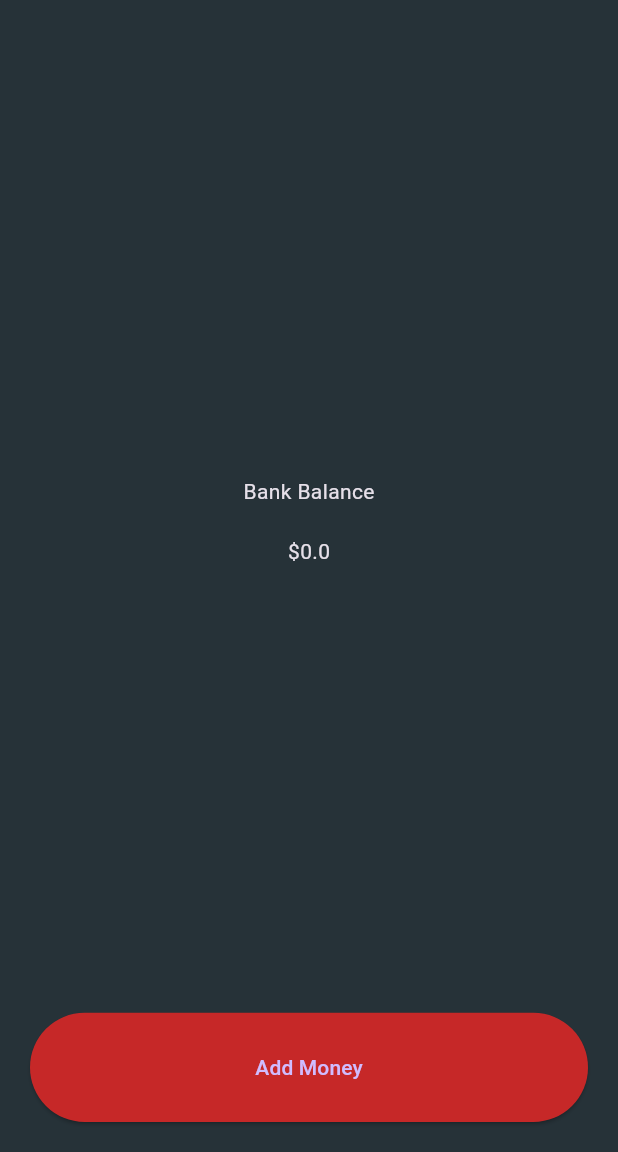
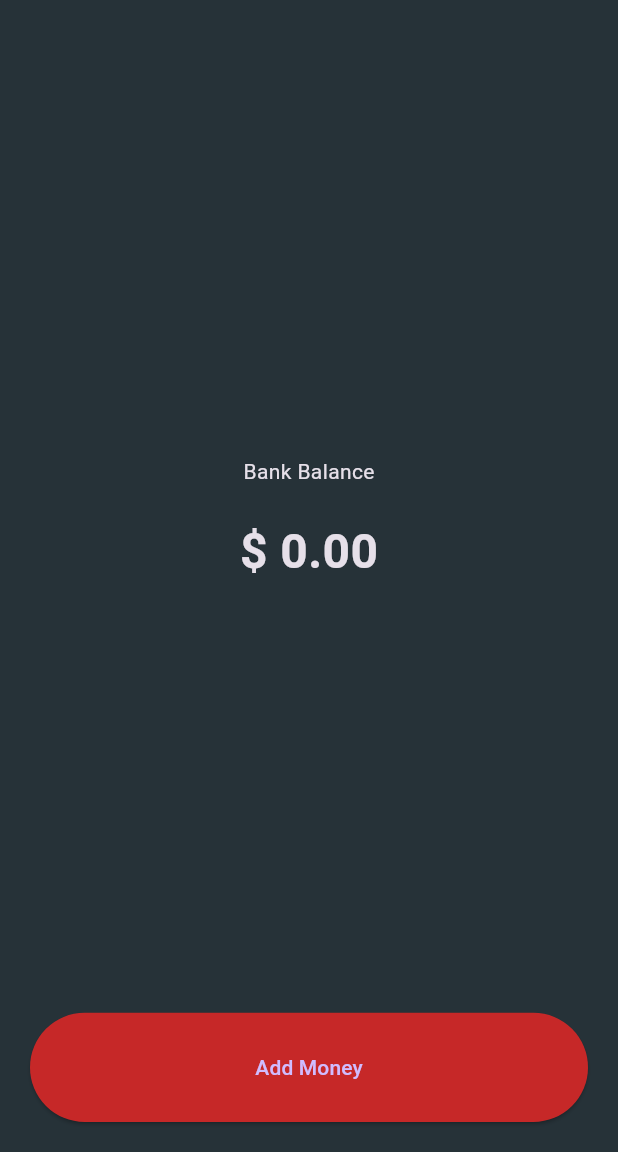
Before and after one commit to Yasitha-Bhanuka/Billionaire-Flutter-App, a Flutter app: the screen it shows after launch, on a phone screen of 412 x 824 dp, the part 84-1236 px from its top. Run offline on Flutter 3.47's test engine with Material 3 defaults, Android fonts, the phone set to English and light mode, and no system bars; our stand-ins replace shared_preferences.

Commit message:
Install the intl package for formatting bank balance using commas, then remove the auto generated $ sign and make the style: (TextStyle(fontSize:32, fontWeight:FontWeight.bold))

```diff
--- /dev/null
+++ b/lib/balance_view.dart
@@ -0,0 +1,25 @@
+import 'package:flutter/material.dart';
+import 'package:intl/intl.dart';
+
+class BalanceView extends StatelessWidget {
+  final double bankBalance;
+  const BalanceView({super.key, required this.bankBalance});
+
+  @override
+  Widget build(BuildContext context) {
+    return Expanded(
+      flex: 9,
+      child: Column(
+        mainAxisAlignment: MainAxisAlignment.center,
+        children: [
+          const Text('Bank Balance'),
+          const SizedBox(height: 20),
+          Text(
+            '\$ ${NumberFormat.simpleCurrency(name: '').format(bankBalance)}',
+            style: const TextStyle(fontSize: 32, fontWeight: FontWeight.bold),
+          ),
+        ],
+      ),
+    );
+  }
+}
--- a/lib/main.dart
+++ b/lib/main.dart
@@ -1,4 +1,5 @@
 import 'package:billionaireapp/add_money_button.dart';
+import 'package:billionaireapp/balance_view.dart';
 import 'package:flutter/material.dart';
 import 'package:shared_preferences/shared_preferences.dart';
 
@@ -65,19 +66,7 @@ class _MyAppState extends State<MyApp> {
             child: Column(
               mainAxisAlignment: MainAxisAlignment.spaceBetween,
               children: [
-                Expanded(
-                  flex: 9,
-                  child: Column(
-                    mainAxisAlignment: MainAxisAlignment.center,
-                    children: [
-                      const Text('Bank Balance'),
-                      const SizedBox(height: 20),
-                      Text(
-                        '\$$bankBalance',
-                      ),
-                    ],
-                  ),
-                ),
+                BalanceView(bankBalance: bankBalance),
                 AddMoneyButton(addMoneyFunction: addMoney),
               ],
             ),
--- a/pubspec.yaml
+++ b/pubspec.yaml
@@ -34,6 +34,7 @@ dependencies:
   # Use with the CupertinoIcons class for iOS style icons.
   cupertino_icons: ^1.0.8
   shared_preferences: ^2.3.2
+  intl: ^0.19.0
 
 dev_dependencies:
   flutter_test:
```
Also changed, not shown: pubspec.lock.
